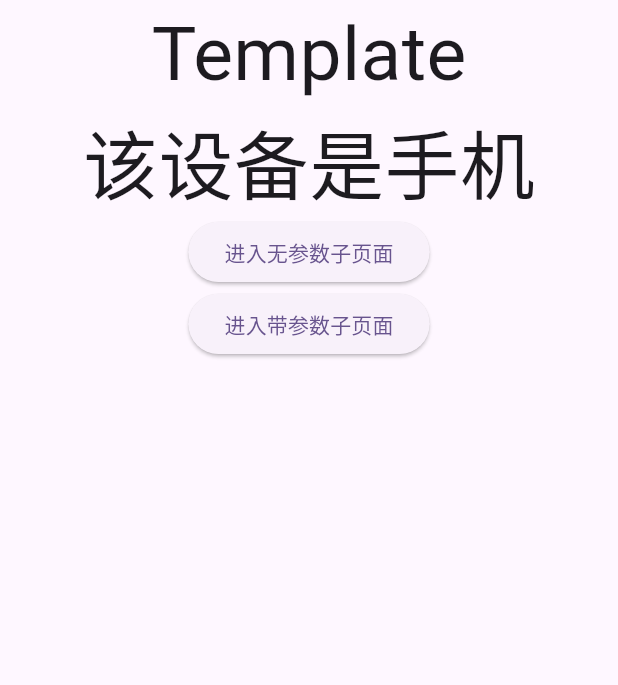
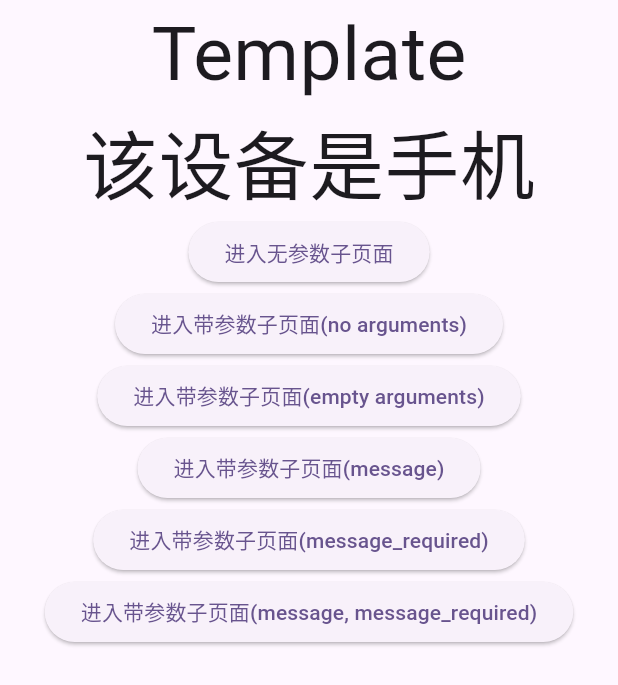
Before and after one commit to shenyan233/flutter_template, a Flutter app: the screen it shows after launch, on a phone screen of 412 x 824 dp. Shown: the top 685 px of the screen. Run offline on Flutter 3.47's test engine with Material 3 defaults, Android fonts, the phone set to English and light mode, and no system bars; our stand-ins replace fluttertoast, shared_preferences, sqflite; accounts and stored records are empty.

Commit message:
优化url

```diff
--- a/lib/page/home_page.dart
+++ b/lib/page/home_page.dart
@@ -1,5 +1,5 @@
 import 'package:flutter/material.dart';
-import 'package:flutter_template/page/responsive.dart';
+import 'package:flutter_template/page/components/responsive.dart';
 import '../generated/l10n.dart';
 import '../routes.dart';
 
@@ -11,7 +11,6 @@ class HomePage extends StatefulWidget {
 }
 
 class _HomePageState extends State<HomePage> {
-
   @override
   Widget build(BuildContext context) {
     return Scaffold(
@@ -45,9 +44,41 @@ class _HomePageState extends State<HomePage> {
             ),
             ElevatedButton(
               onPressed: () {
-                delegate.pushRoute(name: '/subpage_args', arguments: {'message': '传递的信息'});
+                delegate.pushRoute(
+                  name: '/subpage_args',);
               },
-              child: const Text('进入带参数子页面'),
+              child: const Text('进入带参数子页面(no arguments)'),
+            ),
+            ElevatedButton(
+              onPressed: () {
+                delegate.pushRoute(
+                    name: '/subpage_args', arguments: {});
+              },
+              child: const Text('进入带参数子页面(empty arguments)'),
+            ),
+            ElevatedButton(
+              onPressed: () {
+                delegate.pushRoute(
+                    name: '/subpage_args', arguments: {'message': '传递的信息'});
+              },
+              child: const Text('进入带参数子页面(message)'),
+            ),
+            ElevatedButton(
+              onPressed: () {
+                delegate.pushRoute(name: '/subpage_args', arguments: {
+                  'urlRequest': {'message_required': '必须信息'},
+                });
+              },
+              child: const Text('进入带参数子页面(message_required)'),
+            ),
+            ElevatedButton(
+              onPressed: () {
+                delegate.pushRoute(name: '/subpage_args', arguments: {
+                  'urlRequest': {'message_required': '必须信息'},
+                  'message': '传递的信息'
+                });
+              },
+              child: const Text('进入带参数子页面(message, message_required)'),
             ),
           ],
         ),
--- a/lib/page/init_page.dart
+++ b/lib/page/init_page.dart
@@ -1,6 +1,6 @@
 import 'package:flutter/material.dart';
 import 'package:flutter/services.dart';
-import 'package:flutter_template/page/responsive.dart';
+import 'package:flutter_template/page/components/responsive.dart';
 import 'package:provider/provider.dart';
 import '../generated/l10n.dart';
 import '../routes.dart';
--- a/lib/routes.dart
+++ b/lib/routes.dart
@@ -111,7 +111,7 @@ class MyRouterDelegate extends RouterDelegate<List<RouteSettings>>
         child = FutureBuilder(
           future: subpage_args.loadLibrary(),
           builder: _builder(
-              () => subpage_args.SubpageArgs(args: routeSettings.arguments)),
+              () => subpage_args.SubpageArgs(args: routeSettings.arguments as Map?)),
         );
         break;
       default:
@@ -164,7 +164,7 @@ class MyRouteInformationParser
       var uri = Uri.parse(pathSegment);
       return RouteSettings(
         name: '/${uri.pathSegments[0]}',
-        arguments: uri.queryParameters.length==0?{}:{'urlRequest': uri.queryParameters},
+        arguments: uri.queryParameters.isEmpty?{}:{'urlRequest': uri.queryParameters},
       );
     }).toList();
 
```
Also changed, not shown: lib/page/components/check_args.dart (added, +10 -0 lines), lib/page/components/error_page.dart (added, +14 -0 lines), lib/page/subpage_args.dart (+53 -11 lines), lib/page/components/responsive.dart (renamed from lib/page/responsive.dart).
